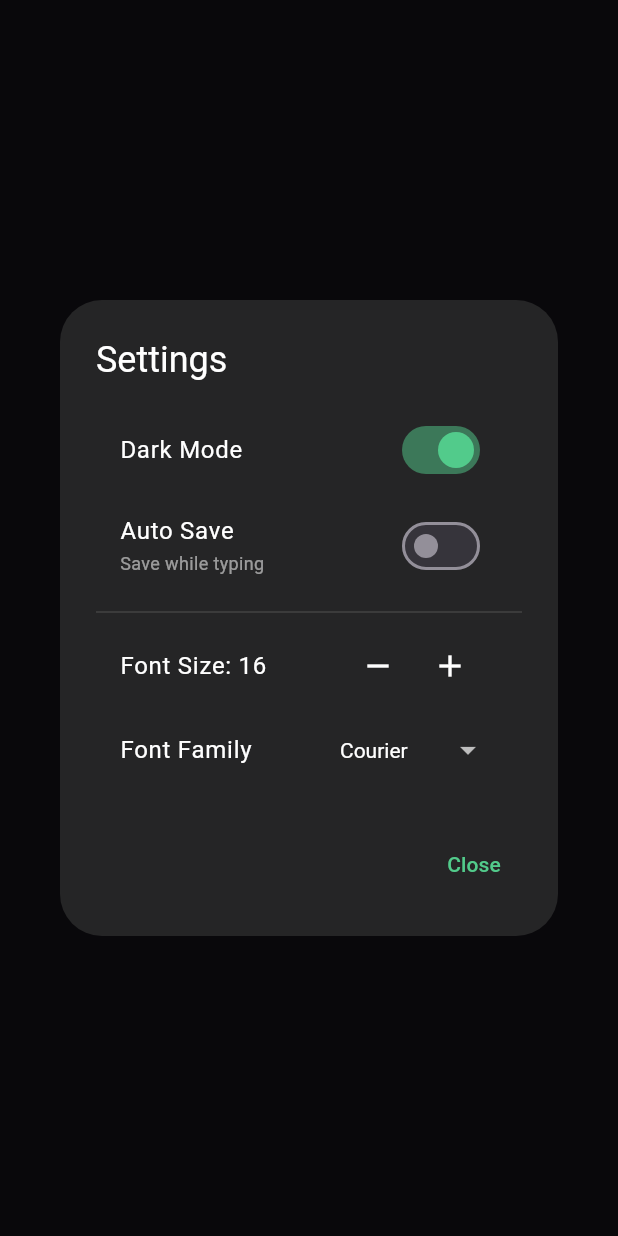
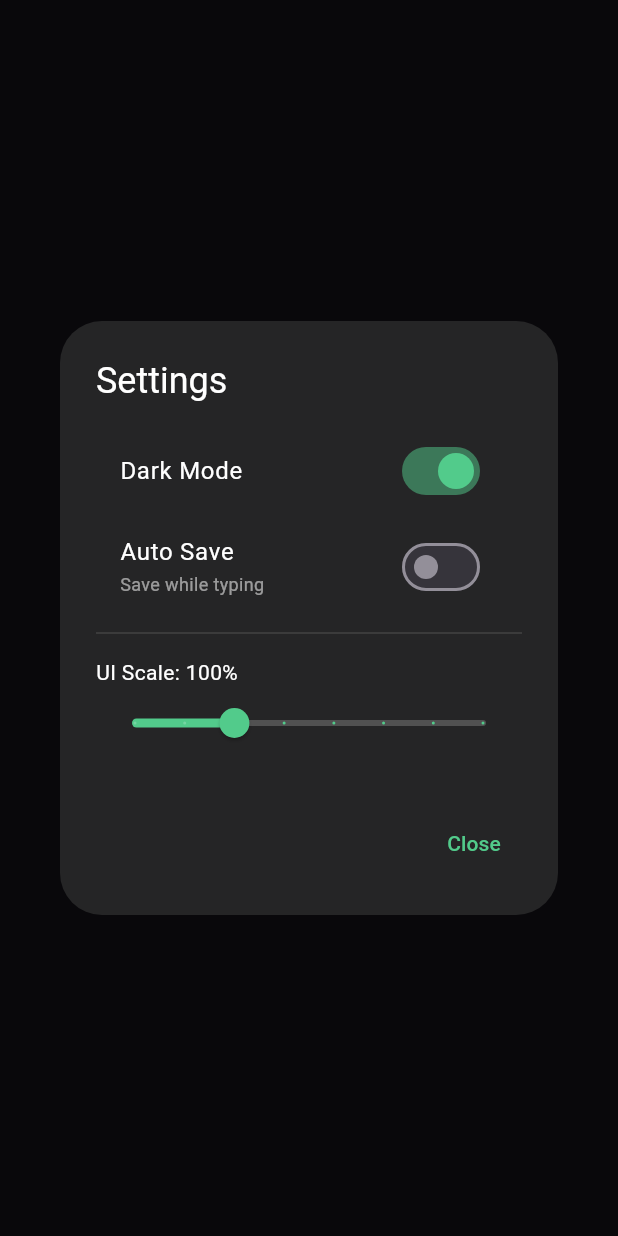
Before and after one commit to 1onest4r/Leran, a Flutter app: what showSettings() shows on an empty page, opened directly, on a phone screen of 412 x 824 dp. Run offline on Flutter 3.47's test engine with Material 3 defaults, Android fonts, the phone set to English and light mode, and no system bars; our stand-ins replace file_picker, shared_preferences; accounts and stored records are empty.

Commit message:
added options for ui scaling and font scaling in settings and hamburger menu and added toggle for autosaving, and made the theme toggle working

```diff
--- a/lib/services/settings_service.dart
+++ b/lib/services/settings_service.dart
@@ -12,12 +12,14 @@ class SettingsService extends ChangeNotifier {
   bool _isDarkMode = true;
   bool _autoSave = false;
   double _fontSize = 16.0;
+  double _uiScale = 1.0; // NEW: UI Scaling
   String _fontFamily = 'Courier';
 
   // Getters
   bool get isDarkMode => _isDarkMode;
   bool get autoSave => _autoSave;
   double get fontSize => _fontSize;
+  double get uiScale => _uiScale;
   String get fontFamily => _fontFamily;
 
   // Colors based on Theme
@@ -28,13 +30,14 @@ class SettingsService extends ChangeNotifier {
   Color get textColor => _isDarkMode ? Colors.white : Colors.black87;
   Color get dimTextColor => _isDarkMode ? Colors.white54 : Colors.black54;
   Color get dividerColor => _isDarkMode ? Colors.grey[800]! : Colors.grey[300]!;
-  Color get accentColor => const Color(0xFF52CB8B); // Brand color
+  Color get accentColor => const Color(0xFF52CB8B);
 
   Future<void> loadSettings() async {
     _prefs = await SharedPreferences.getInstance();
     _isDarkMode = _prefs.getBool('isDarkMode') ?? true;
     _autoSave = _prefs.getBool('autoSave') ?? false;
     _fontSize = _prefs.getDouble('fontSize') ?? 16.0;
+    _uiScale = _prefs.getDouble('uiScale') ?? 1.0;
     _fontFamily = _prefs.getString('fontFamily') ?? 'Courier';
     notifyListeners();
   }
@@ -51,15 +54,17 @@ class SettingsService extends ChangeNotifier {
     notifyListeners();
   }
 
+  // Adjusted clamp to allow larger sizes since controls are now easier to access
   Future<void> setFontSize(double size) async {
-    _fontSize = size.clamp(10.0, 32.0);
+    _fontSize = size.clamp(10.0, 48.0);
     await _prefs.setDouble('fontSize', _fontSize);
     notifyListeners();
   }
 
-  Future<void> setFontFamily(String family) async {
-    _fontFamily = family;
-    await _prefs.setString('fontFamily', family);
+  // NEW: UI Scaling Logic
+  Future<void> setUiScale(double scale) async {
+    _uiScale = scale.clamp(0.8, 1.5); // Limit between 80% and 150%
+    await _prefs.setDouble('uiScale', _uiScale);
     notifyListeners();
   }
 }
--- a/lib/utils/app_dialogs.dart
+++ b/lib/utils/app_dialogs.dart
@@ -50,57 +50,31 @@ class AppDialogs {
                       activeColor: settings.accentColor,
                       onChanged: (val) => settings.toggleAutoSave(val),
                     ),
+
                     Divider(color: settings.dividerColor),
-                    // Font Size
-                    ListTile(
-                      title: Text(
-                        "Font Size: ${settings.fontSize.toInt()}",
-                        style: TextStyle(color: settings.textColor),
-                      ),
-                      trailing: Row(
-                        mainAxisSize: MainAxisSize.min,
+
+                    // NEW: UI Scaling Slider
+                    Padding(
+                      padding: const EdgeInsets.symmetric(vertical: 8.0),
+                      child: Column(
+                        crossAxisAlignment: CrossAxisAlignment.start,
                         children: [
-                          IconButton(
-                            icon: Icon(Icons.remove, color: settings.textColor),
-                            onPressed: () =>
-                                settings.setFontSize(settings.fontSize - 1),
+                          Text(
+                            "UI Scale: ${(settings.uiScale * 100).toInt()}%",
+                            style: TextStyle(color: settings.textColor),
                           ),
-                          IconButton(
-                            icon: Icon(Icons.add, color: settings.textColor),
-                            onPressed: () =>
-                                settings.setFontSize(settings.fontSize + 1),
+                          Slider(
+                            value: settings.uiScale,
+                            min: 0.8,
+                            max: 1.5,
+                            divisions: 7,
+                            activeColor: settings.accentColor,
+                            inactiveColor: settings.dimTextColor.withOpacity(
+                              0.2,
+                            ),
+                            onChanged: (val) => settings.setUiScale(val),
                           ),
                         ],
-                      ),
-                    ),
-                    // Font Family
-                    ListTile(
-                      title: Text(
-                        "Font Family",
-                        style: TextStyle(color: settings.textColor),
-                      ),
-                      trailing: DropdownButton<String>(
-                        dropdownColor: settings.sidebarColor,
-                        value: settings.fontFamily,
-                        style: TextStyle(color: settings.textColor),
-                        underline: Container(),
-                        items: const [
-                          DropdownMenuItem(
-                            value: 'Courier',
-                            child: Text("Courier"),
-                          ),
-                          DropdownMenuItem(
-                            value: 'Roboto',
-                            child: Text("Roboto"),
-                          ),
-                          DropdownMenuItem(
-                            value: 'monospace',
-                            child: Text("Monospace"),
-                          ),
-                        ],
-                        onChanged: (val) {
-                          if (val != null) settings.setFontFamily(val);
-                        },
                       ),
                     ),
                   ],
@@ -122,11 +96,11 @@ class AppDialogs {
     );
   }
 
-  // 2. NEW NOTE DIALOG (Fixed Enter Key)
+  // 2. NEW NOTE DIALOG
   static Future<String?> showNewNoteDialog(BuildContext context) async {
     final TextEditingController controller = TextEditingController();
     final RegExp invalidChars = RegExp(r'[<>:"/\\|?*]');
-    final settings = SettingsService(); // Access colors
+    final settings = SettingsService();
 
     return showDialog<String>(
       context: context,
@@ -134,7 +108,6 @@ class AppDialogs {
         String? errorText;
         return StatefulBuilder(
           builder: (context, setState) {
-            // The shared logic for Enter Key and Button Click
             void submit() {
               final text = controller.text.trim();
               if (text.isEmpty) return;
@@ -142,7 +115,7 @@ class AppDialogs {
                 setState(() => errorText = "Invalid characters");
                 return;
               }
-              Navigator.pop(context, text); // Return valid name
+              Navigator.pop(context, text);
             }
 
             return AlertDialog(
@@ -156,7 +129,6 @@ class AppDialogs {
                 autofocus: true,
                 style: TextStyle(color: settings.textColor),
                 cursorColor: settings.accentColor,
-                // FIX: Listen for Enter Key
                 onSubmitted: (_) => submit(),
                 onChanged: (_) {
                   if (errorText != null) setState(() => errorText = null);
@@ -182,7 +154,7 @@ class AppDialogs {
                   ),
                 ),
                 TextButton(
-                  onPressed: submit, // Call shared logic
+                  onPressed: submit,
                   child: Text(
                     "Create",
                     style: TextStyle(color: settings.accentColor),
```
Also changed, not shown: lib/main.dart (+12 -5 lines), lib/widgets/right_sidebar.dart (+56 -7 lines), 1 other file.
